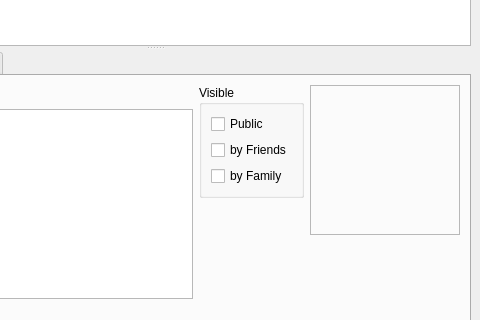
This is src/mainwindow.ui in jablonkai/Flicqr as Qt 5 draws it before an edit; both pictures show x 471 to 951 and y 183 to 503 of the 951 by 623 pixel window. The edited form follows.
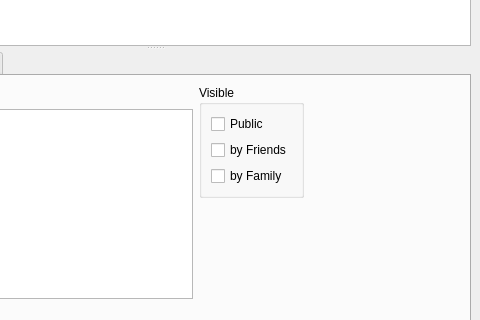
This is the edited form.

Commit message: picture preview implemented

```diff
--- a/src/mainwindow.ui
+++ b/src/mainwindow.ui
@@ -149,7 +149,7 @@
            </widget>
           </item>
           <item row="0" column="2" rowspan="2">
-           <widget class="QFrame" name="previewFrame">
+           <widget class="QLabel" name="pictureLabel">
             <property name="sizePolicy">
              <sizepolicy hsizetype="Fixed" vsizetype="Fixed">
               <horstretch>0</horstretch>
@@ -162,11 +162,8 @@
               <height>150</height>
              </size>
             </property>
-            <property name="frameShape">
-             <enum>QFrame::StyledPanel</enum>
-            </property>
-            <property name="frameShadow">
-             <enum>QFrame::Raised</enum>
+            <property name="text">
+             <string/>
             </property>
            </widget>
           </item>
@@ -178,7 +175,7 @@
             <property name="sizeHint" stdset="0">
              <size>
               <width>20</width>
-              <height>127</height>
+              <height>192</height>
              </size>
             </property>
            </spacer>
```
The commit also changes 2 other files.
